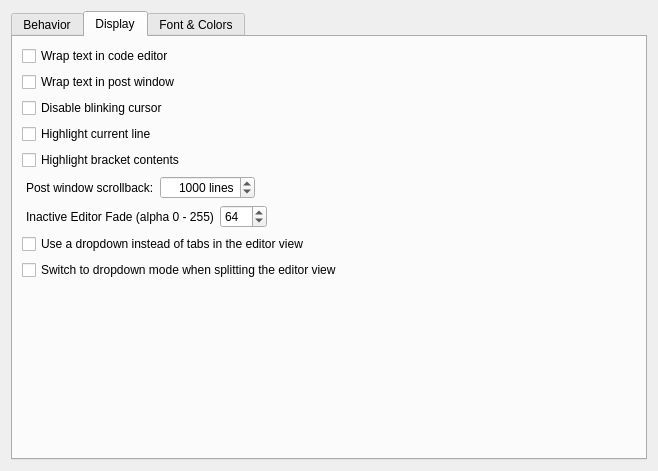
This is editors/sc-ide/forms/settings_editor.ui in supercollider/supercollider as Qt 5 draws it before an edit. The edited form follows.
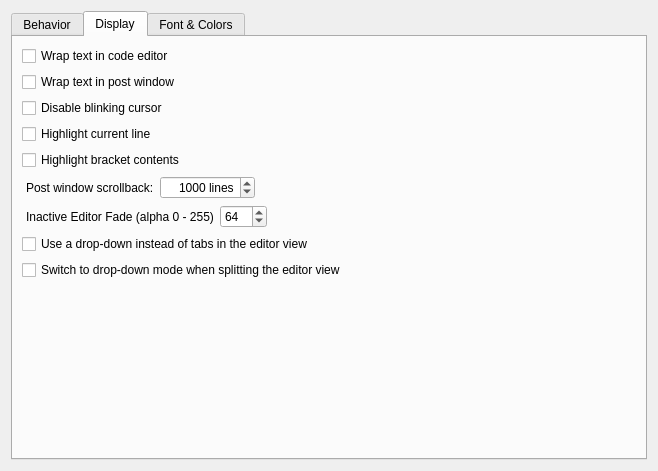
This is the edited form. Custom widgets are drawn as their Qt base class.

Commit message: ide: reword "dropdown" to "drop-down"

```diff
--- a/editors/sc-ide/forms/settings_editor.ui
+++ b/editors/sc-ide/forms/settings_editor.ui
@@ -321,14 +321,14 @@
         <item>
          <widget class="QCheckBox" name="useComboBox">
           <property name="text">
-           <string>Use a dropdown instead of tabs in the editor view</string>
+           <string>Use a drop-down instead of tabs in the editor view</string>
           </property>
          </widget>
         </item>
         <item>
          <widget class="QCheckBox" name="useComboBoxWhenSplitting">
           <property name="text">
-           <string>Switch to dropdown mode when splitting the editor view</string>
+           <string>Switch to drop-down mode when splitting the editor view</string>
           </property>
          </widget>
         </item>
```
